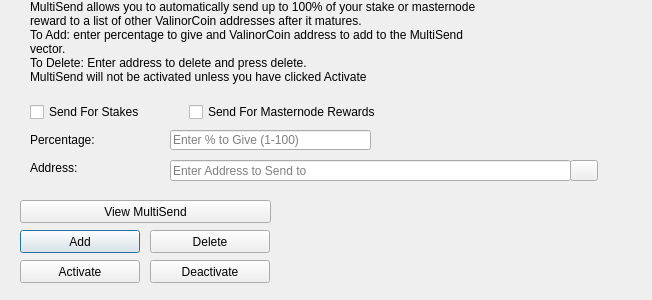
Old version of the form src/qt/forms/multisenddialog.ui in the repository PayQ/PayQcoin.
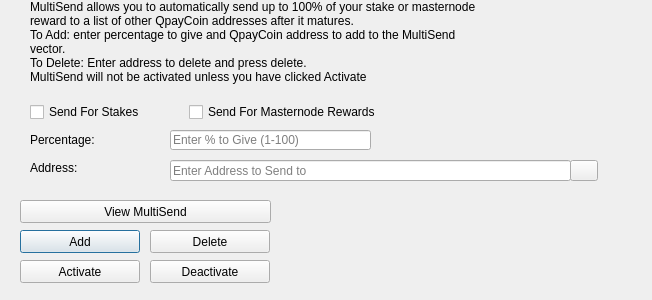
New version of the form. Icons and pictures are not drawn.

```diff
--- a/src/qt/forms/multisenddialog.ui
+++ b/src/qt/forms/multisenddialog.ui
@@ -61,8 +61,8 @@
     <number>1</number>
    </property>
    <property name="text">
-    <string>MultiSend allows you to automatically send up to 100% of your stake or masternode reward to a list of other ValinorCoin addresses after it matures.
-To Add: enter percentage to give and ValinorCoin address to add to the MultiSend vector.
+    <string>MultiSend allows you to automatically send up to 100% of your stake or masternode reward to a list of other QpayCoin addresses after it matures.
+To Add: enter percentage to give and QpayCoin address to add to the MultiSend vector.
 To Delete: Enter address to delete and press delete.
 MultiSend will not be activated unless you have clicked Activate</string>
    </property>
```
Left out of the diff: 4 changed lines with no effect on the pictures.
